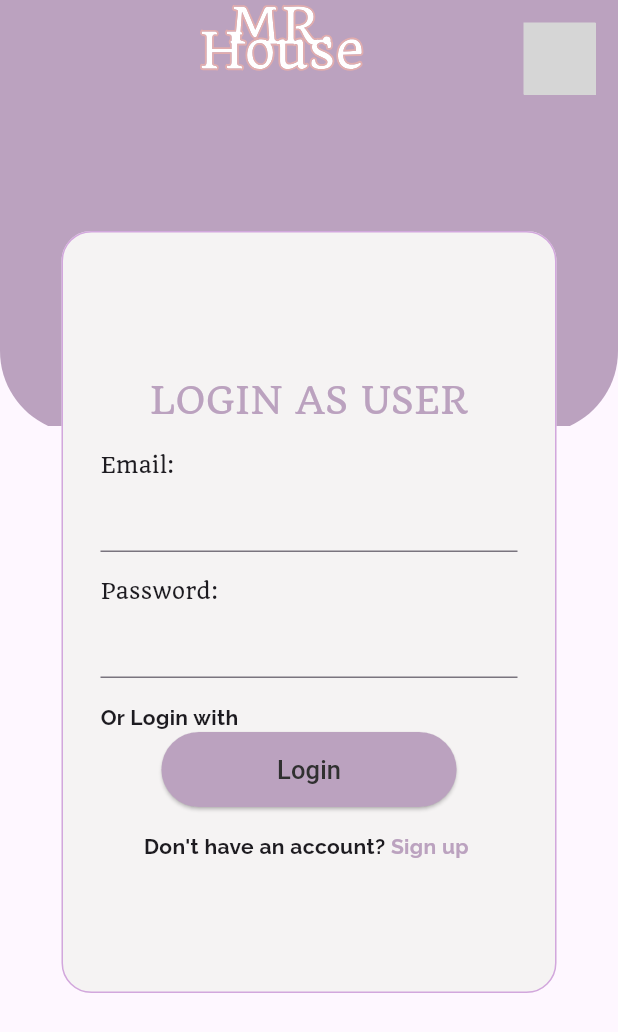
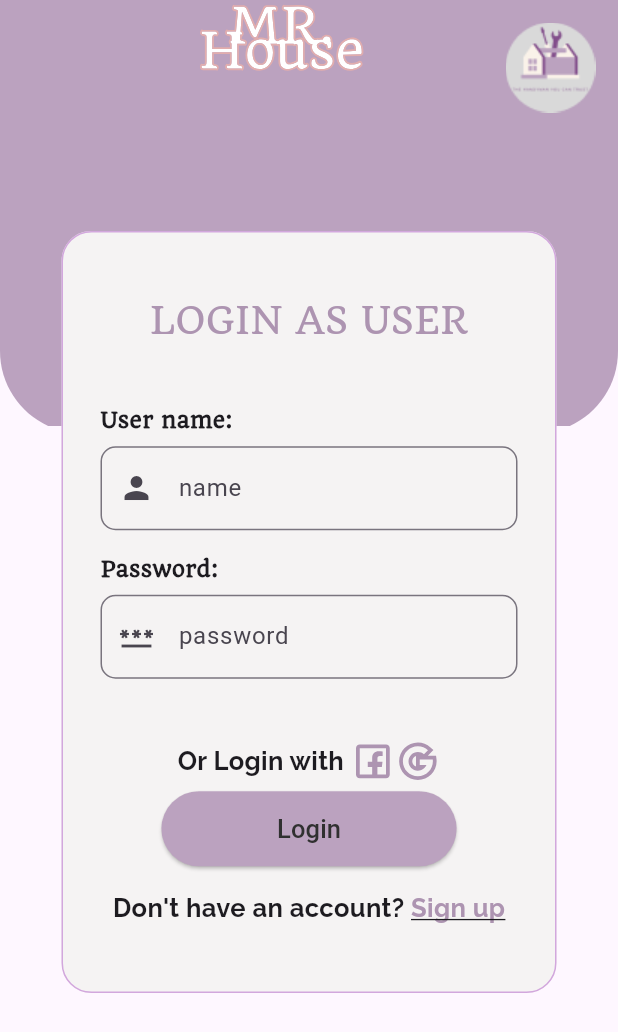
Before and after one commit to rawanhassan99/test, a Flutter app: the screen it shows after launch, on a phone screen of 412 x 824 dp. Shown: the top 1032 px of the screen. Run offline on Flutter 3.47's test engine with Material 3 defaults, Android fonts, the phone set to English and light mode, and no system bars; our stand-ins replace flutter_svg; grey boxes are pictures that could not be loaded.

Commit message:
first commit

```diff
--- a/lib/pages/login.dart
+++ b/lib/pages/login.dart
@@ -27,12 +27,15 @@ class Login extends StatelessWidget {
               Positioned(
                 top: 15,
                 right: 15,
-                child: SvgPicture.asset(
-                  "assets/images/FixIt.svg",
-                  fit: BoxFit.cover,
+                child: Image.asset("assets/images/FixxIt.png"),
+
+                // child: SvgPicture.asset(
+                //   "assets/images/FixIt.svg",
+                //   fit: BoxFit.cover,
+                // ),
               ),
-              ),
-              Center(          //centerd rectangle
+              Center(
+                //centerd rectangle
                 child: Stack(
                   children: [
                     SvgPicture.asset(
@@ -43,61 +46,102 @@ class Login extends StatelessWidget {
                       child: Padding(
                         padding: const EdgeInsets.symmetric(horizontal: 30),
                         child: Column(
-
                           mainAxisAlignment: MainAxisAlignment.center,
                           children: [
-                            Text(
+                            Transform.translate(
+                              offset: Offset(0, -10),
+                              child: Text(
                                 'LOGIN AS USER',
                                 style: TextStyle(
                                   fontFamily: "Quando",
-                                color: Color(0xFFBBA2BF),
-
+                                  color: Color.fromARGB(255, 173, 148, 177),
                                   fontSize: 24,
+                                  fontWeight: FontWeight.w300                      ),
                               ),
                             ),
-                            SizedBox(height: 16),
+                           SizedBox(height: 30),
                             Align(
                               alignment: Alignment.centerLeft,
                               child: Text(
-                                'Email:',
+                                'User name:',
                                 style: TextStyle(
                                   fontFamily: "Quando",
+                                  fontWeight: FontWeight.bold
                                 ),
                               ),
                             ),
-                            TextField(),
-                            SizedBox(height: 16),
+                                  SizedBox(height: 7),
+                            TextField(
+                              decoration: InputDecoration(labelText: "name",
+                              //fillColor: Colors.blue[100],
+                              prefixIcon: Icon(Icons.person),
+    border: OutlineInputBorder(
+      borderRadius: BorderRadius.circular(10.0),
+
+
+       ),),)
+                           , SizedBox(height: 16),
                             Align(
                               alignment: Alignment.centerLeft,
                               child: Text(
                                 'Password:',
                                 style: TextStyle(
                                   fontFamily: "Quando",
+                                  fontWeight: FontWeight.bold
                                 ),
                               ),
                             ),
+                             SizedBox(height: 7),
                             TextField(
                               obscureText: true,
+                             decoration: InputDecoration(
+                              labelText: "password",
+                              //fillColor: Colors.blue[100],
+                              prefixIcon: Icon(Icons.password),
+    border: OutlineInputBorder(
+      borderRadius: BorderRadius.circular(10.0),
+
+
        ),
-                            SizedBox(height: 16),
-                            Align(
-                              alignment: Alignment.centerLeft,
-                              child: Text(
+                             // errorText: "Password must be at least 8 characters.") ,
+                            )),
+                            SizedBox(height: 40),
+                            Row(
+                              mainAxisAlignment: MainAxisAlignment.center,
+                              children: [
+                                Text(
                                   'Or Login with ',
                                   style: TextStyle(
                                     fontFamily: "Raleway",
+                                    fontSize: 17,
+                                    fontWeight: FontWeight.bold
                                   ),
                                 ),
+                                SvgPicture.asset(
+                                  'assets/images/facebook.svg',
+                                  width: 30,
+                                  height: 30,
+                                  color: Color.fromARGB(255, 173, 148, 177),
                                 ),
+                                SvgPicture.asset(
+                                  'assets/images/google.svg',
+                                  width: 30,
+                                  height: 30,
+                                  color: Color.fromARGB(255, 173, 148, 177),
+                                )
+                              ],
+                            ),
+                            SizedBox(height:5,),
                             ElevatedButton(
                               onPressed: () {
                                 // Navigator.pushNamed(context, "/signup");
                               },
                               style: ButtonStyle(
-                                backgroundColor:
-                                    MaterialStateProperty.all(Color(0xFFBBA2BF)),
+                                backgroundColor: MaterialStateProperty.all(
+                                    Color(0xFFBBA2BF)),
                                 padding: MaterialStateProperty.all(
-                                  EdgeInsets.symmetric(horizontal: 77, vertical: 13),
+                                  EdgeInsets.symmetric(
+                                      horizontal: 77, vertical: 13),
                                 ),
                                 shape: MaterialStateProperty.all(
                                   RoundedRectangleBorder(
@@ -121,13 +165,28 @@ class Login extends StatelessWidget {
                                   'Don\'t have an account? ',
                                   style: TextStyle(
                                     fontFamily: "Raleway",
+                                    fontSize: 17,
+                                    fontWeight: FontWeight.bold,
+
                                   ),
                                 ),
-                                Text(
-                                  'Sign up ',
+                                InkWell(
+                                  onTap: () {
+                                    // Navigator.pushNamed(context, "/signup");
+                                  },
+                                  child: Text(
+                                    'Sign up',
                                     style: TextStyle(
                                       fontFamily: "Raleway",
-                                    color: Color(0xFFBBA2BF),
+                                      color: Color.fromARGB(255, 173, 148, 177),
+                                      fontSize: 17,
+                                      fontWeight: FontWeight.bold,
+                                      decoration: TextDecoration.underline
+
+
+
+
+                                    ),
                                   ),
                                 ),
                               ],
--- a/pubspec.yaml
+++ b/pubspec.yaml
@@ -65,6 +65,7 @@ flutter:
 
 
 
+
   # An image asset can refer to one or more resolution-specific "variants", see
   # https://flutter.dev/assets-and-images/#resolution-aware
 
```
Also changed, not shown: tessst.dart (+113 -113 lines), assets/images/facebook.svg (added), assets/images/google.svg (added). Lines whose indentation alone changed are shown as unchanged.
